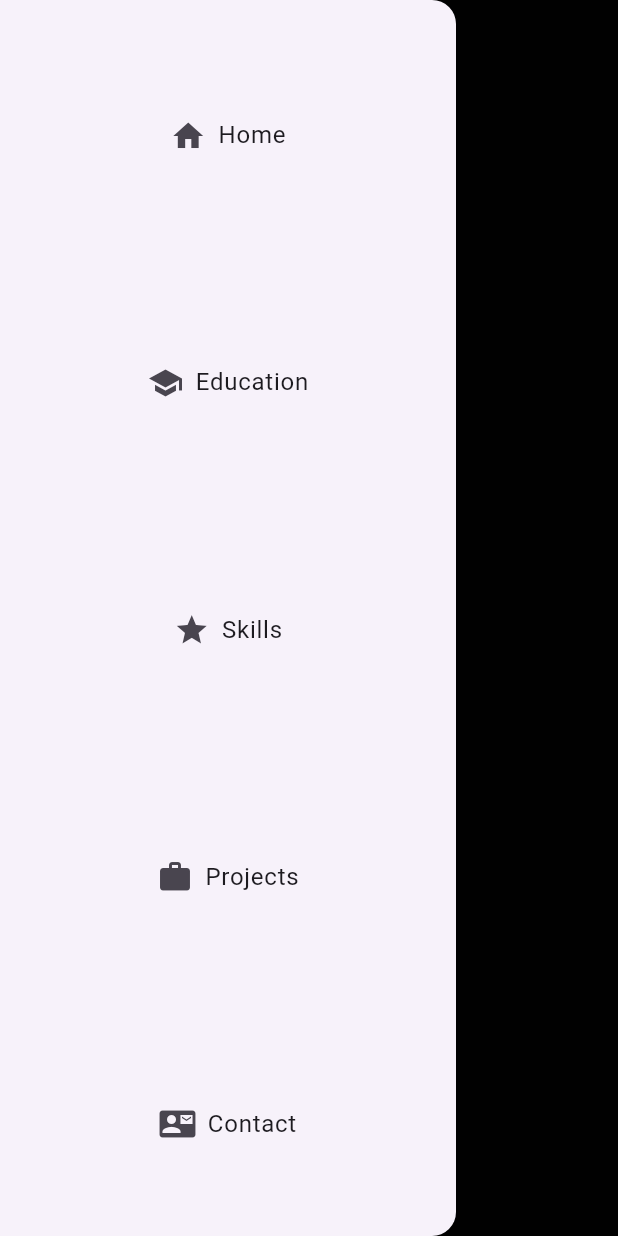
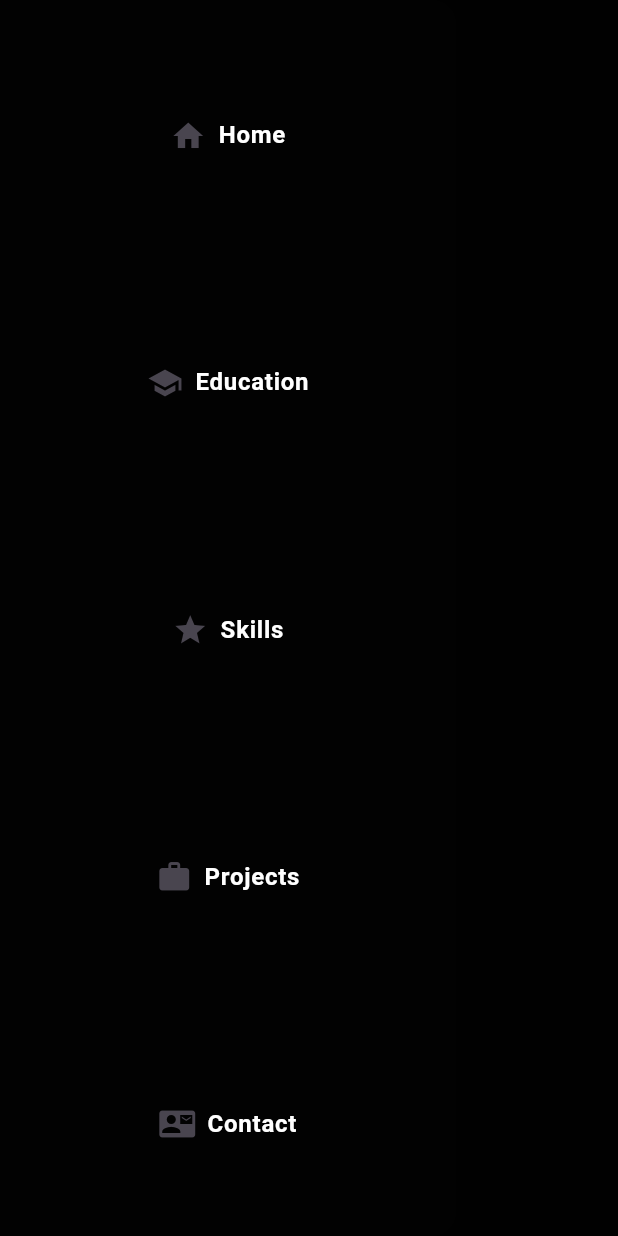
Before and after one commit to perpetualcuriosity/flutter-personal-application, a Flutter app: the screen it shows after launch, with the side drawer open, on a phone screen of 412 x 824 dp. Run offline on Flutter 3.47's test engine with Material 3 defaults, Android fonts, the phone set to English and light mode, and no system bars.

Commit message:
Drawer Styling

```diff
--- a/flutter_personal_application/lib/fpa_responsive_views/fpa_mobile_view_homepage.dart
+++ b/flutter_personal_application/lib/fpa_responsive_views/fpa_mobile_view_homepage.dart
@@ -18,6 +18,7 @@ class _MobileView extends State<MobileView> {
     return (Scaffold(
         appBar: AppBar(flexibleSpace: Container(decoration: BoxDecoration(gradient: LinearGradient(colors: col)),),title: Text('Jash Upadhyay',style: stl)),
         drawer: Drawer(
+          backgroundColor: Color(0xff020202),
             child: Center(
           child: Column(
             mainAxisAlignment: MainAxisAlignment.center,
@@ -32,7 +33,7 @@ class _MobileView extends State<MobileView> {
                       children: [
                         Icon(Icons.home),
                         SizedBox(width: 8), // Space between icon and text
-                        Text('Home'),
+                        Text('Home',style: stl),
                       ],
                     ),
                   ),
@@ -52,7 +53,7 @@ class _MobileView extends State<MobileView> {
                       children: [
                         Icon(Icons.school),
                         SizedBox(width: 8),
-                        Text('Education'),
+                        Text('Education',style: stl),
                       ],
                     ),
                   ),
@@ -72,7 +73,7 @@ class _MobileView extends State<MobileView> {
                       children: [
                         Icon(Icons.star),
                         SizedBox(width: 8),
-                        Text('Skills'),
+                        Text('Skills',style: stl),
                       ],
                     ),
                   ),
@@ -92,7 +93,7 @@ class _MobileView extends State<MobileView> {
                       children: [
                         Icon(Icons.work),
                         SizedBox(width: 8),
-                        Text('Projects'),
+                        Text('Projects',style: stl),
                       ],
                     ),
                   ),
@@ -112,7 +113,7 @@ class _MobileView extends State<MobileView> {
                       children: [
                         Icon(Icons.contact_mail),
                         SizedBox(width: 8),
-                        Text('Contact'),
+                        Text('Contact',style: stl),
                       ],
                     ),
                   ),
```
